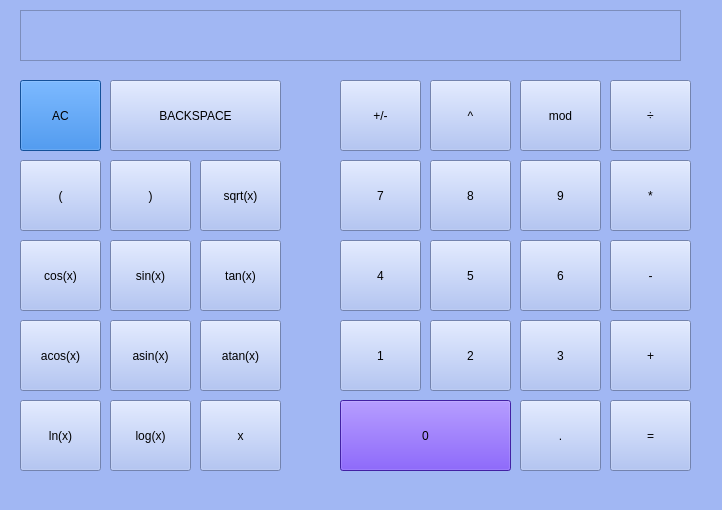
Qt form src/smart_calc/mainwindow.ui (liubavabarsegian/s21-SmartCalc_v1.0) before a commit.
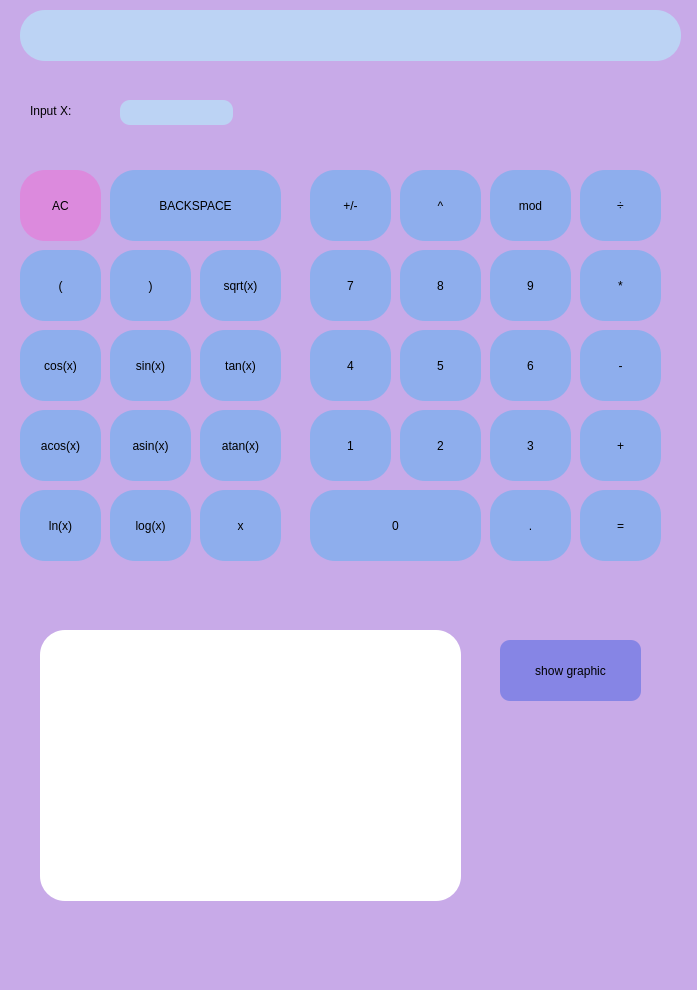
The same form after that commit.

Commit message: INPUT X

```diff
--- a/src/smart_calc/mainwindow.ui
+++ b/src/smart_calc/mainwindow.ui
@@ -6,28 +6,30 @@
    <rect>
     <x>0</x>
     <y>0</y>
-    <width>722</width>
-    <height>510</height>
+    <width>697</width>
+    <height>990</height>
    </rect>
   </property>
   <property name="windowTitle">
    <string>MainWindow</string>
   </property>
   <property name="styleSheet">
-   <string notr="true">background-color:rgb(161, 183, 243)</string>
+   <string notr="true">background-color:rgb(200, 170, 232);
+border-radius: 25px;</string>
   </property>
   <widget class="QWidget" name="centralwidget">
    <widget class="QPushButton" name="pushButton_0">
     <property name="geometry">
      <rect>
-      <x>340</x>
-      <y>400</y>
+      <x>310</x>
+      <y>490</y>
       <width>171</width>
       <height>71</height>
      </rect>
     </property>
     <property name="styleSheet">
-     <string notr="true">background-color: rgb(93, 46, 229)</string>
+     <string notr="true">background-color: rgb(142, 174, 237);
+border-radius: 25px;</string>
     </property>
     <property name="text">
      <string>0</string>
@@ -36,12 +38,16 @@
    <widget class="QPushButton" name="pushButton_dot">
     <property name="geometry">
      <rect>
-      <x>520</x>
-      <y>400</y>
+      <x>490</x>
+      <y>490</y>
       <width>81</width>
       <height>71</height>
      </rect>
     </property>
+    <property name="styleSheet">
+     <string notr="true">background-color: rgb(142, 174, 237);
+border-radius: 25px;</string>
+    </property>
     <property name="text">
      <string>.</string>
     </property>
@@ -49,12 +55,16 @@
    <widget class="QPushButton" name="pushButton_equal">
     <property name="geometry">
      <rect>
-      <x>610</x>
-      <y>400</y>
+      <x>580</x>
+      <y>490</y>
       <width>81</width>
       <height>71</height>
      </rect>
     </property>
+    <property name="styleSheet">
+     <string notr="true">background-color: rgb(142, 174, 237);
+border-radius: 25px;</string>
+    </property>
     <property name="text">
      <string>=</string>
     </property>
@@ -62,12 +72,16 @@
    <widget class="QPushButton" name="pushButton_1">
     <property name="geometry">
      <rect>
-      <x>340</x>
-      <y>320</y>
+      <x>310</x>
+      <y>410</y>
       <width>81</width>
       <height>71</height>
      </rect>
     </property>
+    <property name="styleSheet">
+     <string notr="true">background-color: rgb(142, 174, 237);
+border-radius: 25px;</string>
+    </property>
     <property name="text">
      <string>1</string>
     </property>
@@ -75,12 +89,16 @@
    <widget class="QPushButton" name="pushButton_2">
     <property name="geometry">
      <rect>
-      <x>430</x>
-      <y>320</y>
+      <x>400</x>
+      <y>410</y>
       <width>81</width>
       <height>71</height>
      </rect>
     </property>
+    <property name="styleSheet">
+     <string notr="true">background-color: rgb(142, 174, 237);
+border-radius: 25px;</string>
+    </property>
     <property name="text">
      <string>2</string>
     </property>
@@ -88,12 +106,16 @@
    <widget class="QPushButton" name="pushButton_3">
     <property name="geometry">
      <rect>
-      <x>520</x>
-      <y>320</y>
+      <x>490</x>
+      <y>410</y>
       <width>81</width>
       <height>71</height>
      </rect>
     </property>
+    <property name="styleSheet">
+     <string notr="true">background-color: rgb(142, 174, 237);
+border-radius: 25px;</string>
+    </property>
     <property name="text">
      <string>3</string>
     </property>
@@ -101,12 +123,16 @@
    <widget class="QPushButton" name="pushButton_plus">
     <property name="geometry">
      <rect>
-      <x>610</x>
-      <y>320</y>
+      <x>580</x>
+      <y>410</y>
       <width>81</width>
       <height>71</height>
      </rect>
     </property>
+    <property name="styleSheet">
+     <string notr="true">background-color: rgb(142, 174, 237);
+border-radius: 25px;</string>
+    </property>
     <property name="text">
      <string>+</string>
     </property>
@@ -114,12 +140,16 @@
    <widget class="QPushButton" name="pushButton_4">
     <property name="geometry">
      <rect>
-      <x>340</x>
-      <y>240</y>
+      <x>310</x>
+      <y>330</y>
       <width>81</width>
       <height>71</height>
      </rect>
     </property>
+    <property name="styleSheet">
+     <string notr="true">background-color: rgb(142, 174, 237);
+border-radius: 25px;</string>
+    </property>
     <property name="text">
      <string>4</string>
     </property>
@@ -127,12 +157,16 @@
    <widget class="QPushButton" name="pushButton_5">
     <property name="geometry">
      <rect>
-      <x>430</x>
-      <y>240</y>
+      <x>400</x>
+      <y>330</y>
       <width>81</width>
       <height>71</height>
      </rect>
     </property>
+    <property name="styleSheet">
+     <string notr="true">background-color: rgb(142, 174, 237);
+border-radius: 25px;</string>
+    </property>
     <property name="text">
      <string>5</string>
     </property>
@@ -140,12 +174,16 @@
    <widget class="QPushButton" name="pushButton_6">
     <property name="geometry">
      <rect>
-      <x>520</x>
-      <y>240</y>
+      <x>490</x>
+      <y>330</y>
       <width>81</width>
       <height>71</height>
      </rect>
     </property>
+    <property name="styleSheet">
+     <string notr="true">background-color: rgb(142, 174, 237);
+border-radius: 25px;</string>
+    </property>
     <property name="text">
      <string>6</string>
     </property>
@@ -153,12 +191,16 @@
    <widget class="QPushButton" name="pushButton_minus">
     <property name="geometry">
      <rect>
-      <x>610</x>
-      <y>240</y>
+      <x>580</x>
+      <y>330</y>
       <width>81</width>
       <height>71</height>
      </rect>
     </property>
+    <property name="styleSheet">
+     <string notr="true">background-color: rgb(142, 174, 237);
+border-radius: 25px;</string>
+    </property>
     <property name="text">
      <string>-</string>
     </property>
@@ -166,12 +208,16 @@
    <widget class="QPushButton" name="pushButton_7">
     <property name="geometry">
      <rect>
-      <x>340</x>
-      <y>160</y>
+      <x>310</x>
+      <y>250</y>
       <width>81</width>
       <height>71</height>
      </rect>
     </property>
+    <property name="styleSheet">
+     <string notr="true">background-color: rgb(142, 174, 237);
+border-radius: 25px;</string>
+    </property>
     <property name="text">
      <string>7</string>
     </property>
@@ -179,12 +225,16 @@
    <widget class="QPushButton" name="pushButton_8">
     <property name="geometry">
      <rect>
-      <x>430</x>
-      <y>160</y>
+      <x>400</x>
+      <y>250</y>
       <width>81</width>
       <height>71</height>
      </rect>
     </property>
+    <property name="styleSheet">
+     <string notr="true">background-color: rgb(142, 174, 237);
+border-radius: 25px;</string>
+    </property>
     <property name="text">
      <string>8</string>
     </property>
@@ -192,12 +242,16 @@
    <widget class="QPushButton" name="pushButton_9">
     <property name="geometry">
      <rect>
-      <x>520</x>
-      <y>160</y>
+      <x>490</x>
+      <y>250</y>
       <width>81</width>
       <height>71</height>
      </rect>
     </property>
+    <property name="styleSheet">
+     <string notr="true">background-color: rgb(142, 174, 237);
+border-radius: 25px;</string>
+    </property>
     <property name="text">
      <string>9</string>
     </property>
@@ -205,12 +259,16 @@
    <widget class="QPushButton" name="pushButton_multiplication">
     <property name="geometry">
      <rect>
-      <x>610</x>
-      <y>160</y>
+      <x>580</x>
+      <y>250</y>
       <width>81</width>
       <height>71</height>
      </rect>
     </property>
+    <property name="styleSheet">
+     <string notr="true">background-color: rgb(142, 174, 237);
+border-radius: 25px;</string>
+    </property>
     <property name="text">
      <string>*</string>
     </property>
@@ -218,25 +276,36 @@
    <widget class="QPushButton" name="pushButton_plus_minus">
     <property name="geometry">
      <rect>
-      <x>340</x>
-      <y>80</y>
+      <x>310</x>
+      <y>170</y>
       <width>81</width>
       <height>71</height>
      </rect>
     </property>
+    <property name="styleSheet">
+     <string notr="true">background-color: rgb(142, 174, 237);
+border-radius: 25px;</string>
+    </property>
     <property name="text">
      <string>+/-</string>
     </property>
+    <property name="flat">
+     <bool>false</bool>
+    </property>
    </widget>
    <widget class="QPushButton" name="pushButton_pow">
     <property name="geometry">
      <rect>
-      <x>430</x>
-      <y>80</y>
+      <x>400</x>
+      <y>170</y>
       <width>81</width>
       <height>71</height>
      </rect>
     </property>
+    <property name="styleSheet">
+     <string notr="true">background-color: rgb(142, 174, 237);
+border-radius: 25px;</string>
+    </property>
     <property name="text">
      <string>^</string>
     </property>
@@ -244,12 +313,16 @@
    <widget class="QPushButton" name="pushButton_mod">
     <property name="geometry">
      <rect>
-      <x>520</x>
-      <y>80</y>
+      <x>490</x>
+      <y>170</y>
       <width>81</width>
       <height>71</height>
      </rect>
     </property>
+    <property name="styleSheet">
+     <string notr="true">background-color: rgb(142, 174, 237);
+border-radius: 25px;</string>
+    </property>
     <property name="text">
      <string>mod</string>
     </property>
@@ -257,12 +330,16 @@
    <widget class="QPushButton" name="pushButton_division">
     <property name="geometry">
      <rect>
-      <x>610</x>
-      <y>80</y>
+      <x>580</x>
+      <y>170</y>
       <width>81</width>
       <height>71</height>
      </rect>
     </property>
+    <property name="styleSheet">
+     <string notr="true">background-color: rgb(142, 174, 237);
+border-radius: 25px;</string>
+    </property>
     <property name="text">
      <string>÷</string>
     </property>
@@ -271,13 +348,14 @@
     <property name="geometry">
      <rect>
       <x>20</x>
-      <y>80</y>
+      <y>170</y>
       <width>81</width>
       <height>71</height>
      </rect>
     </property>
     <property name="styleSheet">
-     <string notr="true">background-color: rgb(28, 113, 216)</string>
+     <string notr="true">background-color: rgb(220, 138, 221);
+border-radius: 25px;</string>
     </property>
     <property name="text">
      <string>AC</string>
@@ -287,11 +365,15 @@
     <property name="geometry">
      <rect>
       <x>110</x>
-      <y>80</y>
+      <y>170</y>
       <width>171</width>
       <height>71</height>
      </rect>
     </property>
+    <property name="styleSheet">
+     <string notr="true">background-color: rgb(142, 174, 237);
+border-radius: 25px;</string>
+    </property>
     <property name="text">
      <string>BACKSPACE</string>
     </property>
@@ -300,11 +382,15 @@
     <property name="geometry">
      <rect>
       <x>20</x>
-      <y>160</y>
+      <y>250</y>
       <width>81</width>
       <height>71</height>
      </rect>
     </property>
+    <property name="styleSheet">
+     <string notr="true">background-color: rgb(142, 174, 237);
+border-radius: 25px;</string>
+    </property>
     <property name="text">
      <string>(</string>
     </property>
@@ -313,11 +399,15 @@
     <property name="geometry">
      <rect>
       <x>110</x>
-      <y>160</y>
+      <y>250</y>
       <width>81</width>
       <height>71</height>
      </rect>
     </property>
+    <property name="styleSheet">
+     <string notr="true">background-color: rgb(142, 174, 237);
+border-radius: 25px;</string>
+    </property>
     <property name="text">
      <string>)</string>
     </property>
@@ -326,11 +416,15 @@
     <property name="geometry">
      <rect>
       <x>200</x>
-      <y>160</y>
+      <y>250</y>
       <width>81</width>
       <height>71</height>
      </rect>
     </property>
+    <property name="styleSheet">
+     <string notr="true">background-color: rgb(142, 174, 237);
+border-radius: 25px;</string>
+    </property>
     <property name="text">
      <string>sqrt(x)</string>
     </property>
@@ -339,11 +433,15 @@
     <property name="geometry">
      <rect>
       <x>20</x>
-      <y>240</y>
+      <y>330</y>
       <width>81</width>
       <height>71</height>
      </rect>
     </property>
+    <property name="styleSheet">
+     <string notr="true">background-color: rgb(142, 174, 237);
+border-radius: 25px;</string>
+    </property>
     <property name="text">
      <string>cos(x)</string>
     </property>
@@ -352,11 +450,15 @@
     <property name="geometry">
      <rect>
       <x>110</x>
-      <y>240</y>
+      <y>330</y>
       <width>81</width>
       <height>71</height>
      </rect>
     </property>
+    <property name="styleSheet">
+     <string notr="true">background-color: rgb(142, 174, 237);
+border-radius: 25px;</string>
+    </property>
     <property name="text">
      <string>sin(x)</string>
     </property>
@@ -365,11 +467,15 @@
     <property name="geometry">
      <rect>
       <x>200</x>
-      <y>240</y>
+      <y>330</y>
       <width>81</width>
       <height>71</height>
      </rect>
     </property>
+    <property name="styleSheet">
+     <string notr="true">background-color: rgb(142, 174, 237);
+border-radius: 25px;</string>
+    </property>
     <property name="text">
      <string>tan(x)</string>
     </property>
@@ -378,11 +484,15 @@
     <property name="geometry">
      <rect>
       <x>20</x>
-      <y>320</y>
+      <y>410</y>
       <width>81</width>
       <height>71</height>
      </rect>
     </property>
+    <property name="styleSheet">
+     <string notr="true">background-color: rgb(142, 174, 237);
+border-radius: 25px;</string>
+    </property>
     <property name="text">
      <string>acos(x)</string>
     </property>
@@ -391,11 +501,15 @@
     <property name="geometry">
      <rect>
       <x>110</x>
-      <y>320</y>
+      <y>410</y>
       <width>81</width>
       <height>71</height>
      </rect>
     </property>
+    <property name="styleSheet">
+     <string notr="true">background-color: rgb(142, 174, 237);
+border-radius: 25px;</string>
+    </property>
     <property name="text">
      <string>asin(x)</string>
     </property>
@@ -404,11 +518,15 @@
     <property name="geometry">
      <rect>
       <x>200</x>
-      <y>320</y>
+      <y>410</y>
       <width>81</width>
       <height>71</height>
      </rect>
     </property>
+    <property name="styleSheet">
+     <string notr="true">background-color: rgb(142, 174, 237);
+border-radius: 25px;</string>
+    </property>
     <property name="text">
      <string>atan(x)</string>
     </property>
@@ -417,11 +535,15 @@
     <property name="geometry">
      <rect>
       <x>20</x>
-      <y>400</y>
+      <y>490</y>
       <width>81</width>
       <height>71</height>
      </rect>
     </property>
+    <property name="styleSheet">
+     <string notr="true">background-color: rgb(142, 174, 237);
+border-radius: 25px;</string>
+    </property>
     <property name="text">
      <string>ln(x)</string>
     </property>
@@ -430,11 +552,15 @@
     <property name="geometry">
      <rect>
       <x>110</x>
-      <y>400</y>
+      <y>490</y>
       <width>81</width>
       <height>71</height>
      </rect>
     </property>
+    <property name="styleSheet">
+     <string notr="true">background-color: rgb(142, 174, 237);
+border-radius: 25px;</string>
+    </property>
     <property name="text">
      <string>log(x)</string>
     </property>
@@ -443,11 +569,15 @@
     <property name="geometry">
      <rect>
       <x>200</x>
-      <y>400</y>
+      <y>490</y>
       <width>81</width>
       <height>71</height>
      </rect>
     </property>
+    <property name="styleSheet">
+     <string notr="true">background-color: rgb(142, 174, 237);
+border-radius: 25px;</string>
+    </property>
     <property name="text">
      <string>x</string>
     </property>
@@ -476,9 +606,9 @@
        <colorrole role="Button">
         <brush brushstyle="SolidPattern">
          <color alpha="255">
-          <red>161</red>
-          <green>183</green>
-          <blue>243</blue>
+          <red>188</red>
+          <green>211</green>
+          <blue>244</blue>
          </color>
         </brush>
        </colorrole>
@@ -548,18 +678,18 @@
        <colorrole role="Base">
         <brush brushstyle="SolidPattern">
          <color alpha="255">
-          <red>255</red>
-          <green>255</green>
-          <blue>255</blue>
+          <red>188</red>
+          <green>211</green>
+          <blue>244</blue>
          </color>
         </brush>
        </colorrole>
        <colorrole role="Window">
         <brush brushstyle="SolidPattern">
          <color alpha="255">
-          <red>255</red>
-          <green>255</green>
-          <blue>255</blue>
+          <red>188</red>
+          <green>211</green>
+          <blue>244</blue>
          </color>
         </brush>
        </colorrole>
@@ -622,9 +752,9 @@
        <colorrole role="Button">
         <brush brushstyle="SolidPattern">
          <color alpha="255">
-          <red>161</red>
-          <green>183</green>
-          <blue>243</blue>
+          <red>188</red>
+          <green>211</green>
+          <blue>244</blue>
          </color>
         </brush>
        </colorrole>
@@ -694,18 +824,18 @@
        <colorrole role="Base">
         <brush brushstyle="SolidPattern">
          <color alpha="255">
-          <red>255</red>
-          <green>255</green>
-          <blue>255</blue>
+          <red>188</red>
+          <green>211</green>
+          <blue>244</blue>
          </color>
         </brush>
        </colorrole>
        <colorrole role="Window">
         <brush brushstyle="SolidPattern">
          <color alpha="255">
-          <red>255</red>
-          <green>255</green>
-          <blue>255</blue>
+          <red>188</red>
+          <green>211</green>
+          <blue>244</blue>
          </color>
         </brush>
        </colorrole>
@@ -768,9 +898,9 @@
        <colorrole role="Button">
         <brush brushstyle="SolidPattern">
          <color alpha="255">
-          <red>161</red>
-          <green>183</green>
-          <blue>243</blue>
+          <red>188</red>
+          <green>211</green>
+          <blue>244</blue>
          </color>
         </brush>
        </colorrole>
@@ -840,18 +970,18 @@
        <colorrole role="Base">
         <brush brushstyle="SolidPattern">
          <color alpha="255">
-          <red>255</red>
-          <green>255</green>
-          <blue>255</blue>
+          <red>188</red>
+          <green>211</green>
+          <blue>244</blue>
          </color>
         </brush>
        </colorrole>
        <colorrole role="Window">
         <brush brushstyle="SolidPattern">
          <color alpha="255">
-          <red>255</red>
-          <green>255</green>
-          <blue>255</blue>
+          <red>188</red>
+          <green>211</green>
+          <blue>244</blue>
          </color>
         </brush>
        </colorrole>
@@ -914,6 +1044,10 @@
     <property name="autoFillBackground">
      <bool>false</bool>
     </property>
+    <property name="styleSheet">
+     <string notr="true">background-color: rgb(188, 211, 244);
+border-radius: 25px;</string>
+    </property>
     <property name="lineWrapColumnOrWidth">
      <number>0</number>
     </property>
@@ -921,6 +1055,63 @@
      <bool>true</bool>
     </property>
    </widget>
+   <widget class="QLabel" name="label">
+    <property name="geometry">
+     <rect>
+      <x>30</x>
+      <y>100</y>
+      <width>61</width>
+      <height>21</height>
+     </rect>
+    </property>
+    <property name="text">
+     <string>Input X:</string>
+    </property>
+   </widget>
+   <widget class="QLineEdit" name="inputX">
+    <property name="geometry">
+     <rect>
+      <x>120</x>
+      <y>100</y>
+      <width>113</width>
+      <height>25</height>
+     </rect>
+    </property>
+    <property name="styleSheet">
+     <string notr="true">background-color: rgb(188, 211, 244);
+border-radius: 10px;</string>
+    </property>
+   </widget>
+   <widget class="QGraphicsView" name="graphicsView">
+    <property name="geometry">
+     <rect>
+      <x>40</x>
+      <y>630</y>
+      <width>421</width>
+      <height>271</height>
+     </rect>
+    </property>
+    <property name="styleSheet">
+     <string notr="true">background-color: white;</string>
+    </property>
+   </widget>
+   <widget class="QPushButton" name="pushButton">
+    <property name="geometry">
+     <rect>
+      <x>500</x>
+      <y>640</y>
+      <width>141</width>
+      <height>61</height>
+     </rect>
+    </property>
+    <property name="styleSheet">
+     <string notr="true">background-color: rgb(134, 133, 229);
+border-radius: 10px;</string>
+    </property>
+    <property name="text">
+     <string>show graphic</string>
+    </property>
+   </widget>
   </widget>
   <widget class="QMenuBar" name="menubar">
    <property name="geometry">
```
Left out of the diff: 2 changed lines with no effect on the pictures. The commit also changes 6 other files.
